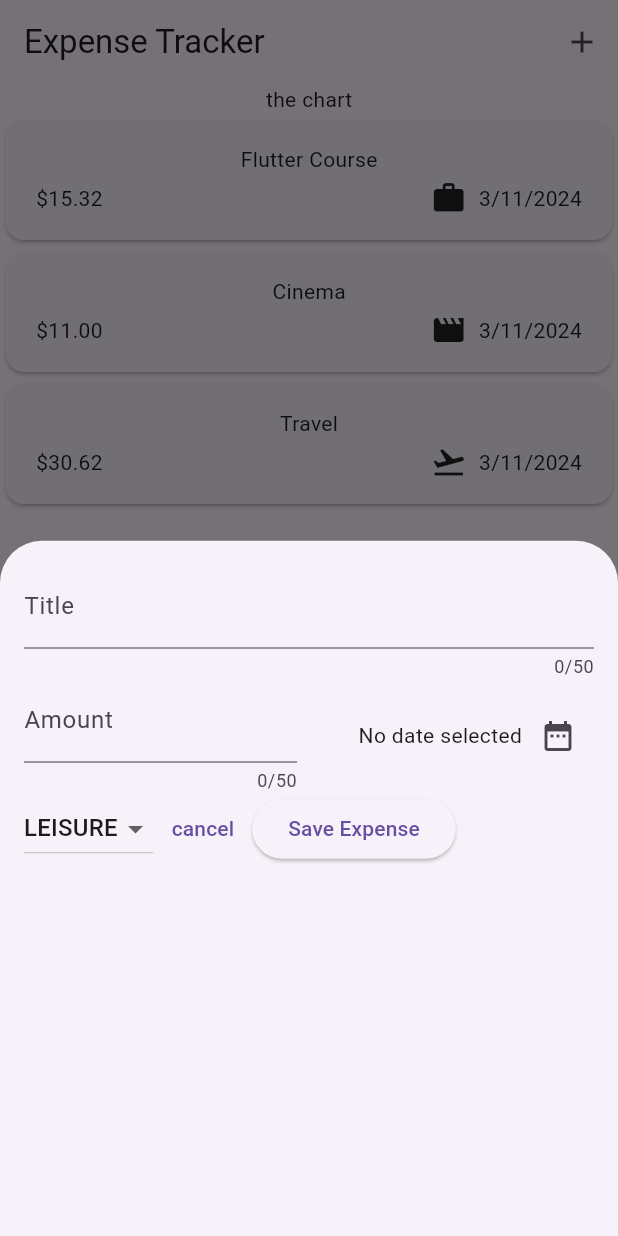
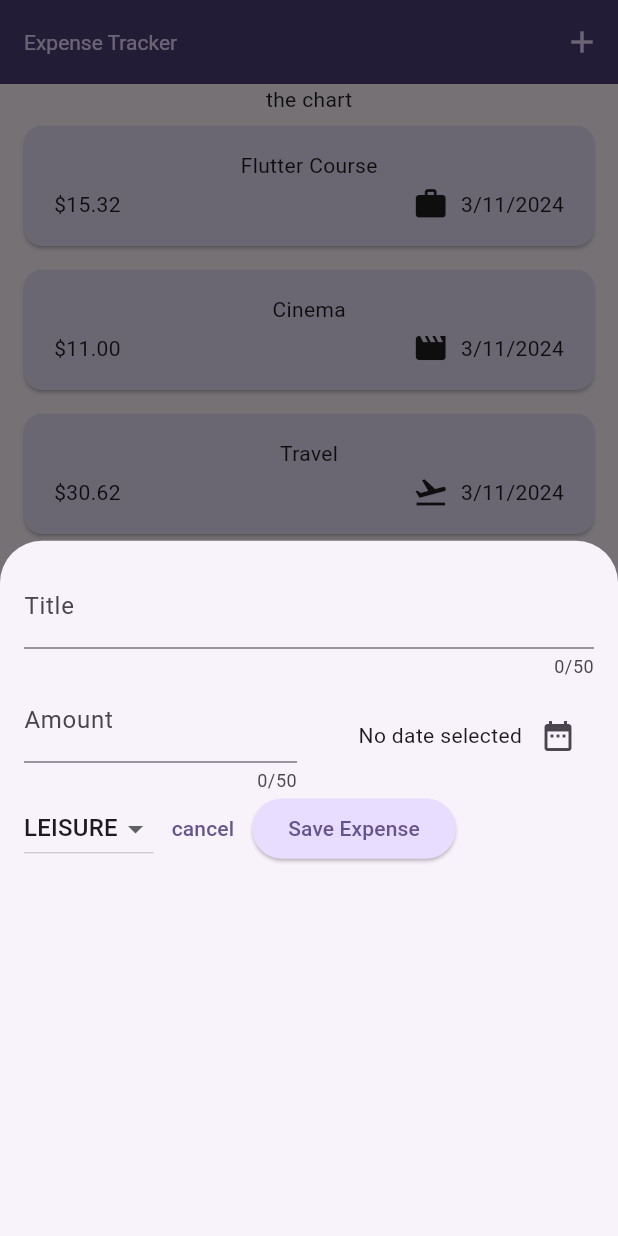
Before and after one commit to yassineelhoubi/expenses_app, a Flutter app: the screen it shows after launch, after a tap on the "add" icon, on a phone screen of 412 x 824 dp. Run offline on Flutter 3.47's test engine with Material 3 defaults, Android fonts, the phone set to English and light mode, and no system bars.

Commit message:
setup the theme

```diff
--- a/lib/main.dart
+++ b/lib/main.dart
@@ -1,8 +1,34 @@
 import 'package:expenses_app/widgets/expenses.dart';
 import 'package:flutter/material.dart';
 
+var kColorScheme = ColorScheme.fromSeed(
+  seedColor: const Color.fromARGB(255, 96, 59, 181),
+);
 void main() {
-  runApp(const MaterialApp(
-    home: Expenses(),
+  runApp(MaterialApp(
+    theme: ThemeData().copyWith(
+        colorScheme: kColorScheme,
+        appBarTheme: const AppBarTheme().copyWith(
+          backgroundColor: kColorScheme.onPrimaryContainer,
+          foregroundColor: kColorScheme.primaryContainer,
+        ),
+        cardTheme: const CardTheme().copyWith(
+          color: kColorScheme.secondaryContainer,
+          margin: const EdgeInsets.symmetric(
+            horizontal: 16,
+            vertical: 8,
+          ),
+        ),
+        elevatedButtonTheme: ElevatedButtonThemeData(
+          style: ElevatedButton.styleFrom(
+            backgroundColor: kColorScheme.primaryContainer,
+          ),
+        ),
+        textTheme: ThemeData().textTheme.copyWith(
+            titleLarge: TextStyle(
+                fontWeight: FontWeight.normal,
+                color: kColorScheme.onSecondaryContainer,
+                fontSize: 14))),
+    home: const Expenses(),
   ));
 }
```
